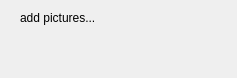
HAW-AI/Steganography, file addpicdialog.ui: the form before one commit.
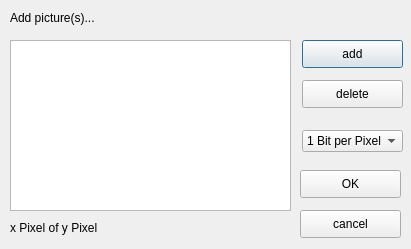
The form after the commit.

```diff
--- a/addpicdialog.ui
+++ b/addpicdialog.ui
@@ -6,26 +6,126 @@
    <rect>
     <x>0</x>
     <y>0</y>
-    <width>237</width>
-    <height>78</height>
+    <width>411</width>
+    <height>249</height>
    </rect>
   </property>
   <property name="windowTitle">
    <string>Dialog</string>
   </property>
-  <widget class="QLabel" name="label">
+  <widget class="QLabel" name="AddPicsLabel">
    <property name="geometry">
     <rect>
-     <x>20</x>
+     <x>10</x>
      <y>10</y>
      <width>121</width>
      <height>16</height>
     </rect>
    </property>
    <property name="text">
-    <string>add pictures...</string>
+    <string>Add picture(s)...</string>
    </property>
   </widget>
+  <widget class="QTextEdit" name="textEdit">
+   <property name="geometry">
+    <rect>
+     <x>10</x>
+     <y>40</y>
+     <width>281</width>
+     <height>171</height>
+    </rect>
+   </property>
+  </widget>
+  <widget class="QPushButton" name="addButton">
+   <property name="geometry">
+    <rect>
+     <x>302</x>
+     <y>40</y>
+     <width>101</width>
+     <height>28</height>
+    </rect>
+   </property>
+   <property name="text">
+    <string>add</string>
+   </property>
+  </widget>
+  <widget class="QPushButton" name="delButton">
+   <property name="geometry">
+    <rect>
+     <x>302</x>
+     <y>80</y>
+     <width>101</width>
+     <height>28</height>
+    </rect>
+   </property>
+   <property name="text">
+    <string>delete</string>
+   </property>
+  </widget>
+  <widget class="QPushButton" name="okButton">
+   <property name="geometry">
+    <rect>
+     <x>300</x>
+     <y>170</y>
+     <width>101</width>
+     <height>28</height>
+    </rect>
+   </property>
+   <property name="text">
+    <string>OK</string>
+   </property>
+  </widget>
+  <widget class="QPushButton" name="cancleButton">
+   <property name="geometry">
+    <rect>
+     <x>300</x>
+     <y>210</y>
+     <width>101</width>
+     <height>28</height>
+    </rect>
+   </property>
+   <property name="text">
+    <string>cancel</string>
+   </property>
+  </widget>
+  <widget class="QLabel" name="label">
+   <property name="geometry">
+    <rect>
+     <x>10</x>
+     <y>220</y>
+     <width>281</width>
+     <height>16</height>
+    </rect>
+   </property>
+   <property name="text">
+    <string>x Pixel of y Pixel</string>
+   </property>
+  </widget>
+  <widget class="QComboBox" name="bpPComboBox">
+   <property name="geometry">
+    <rect>
+     <x>302</x>
+     <y>130</y>
+     <width>101</width>
+     <height>22</height>
+    </rect>
+   </property>
+   <item>
+    <property name="text">
+     <string>1 Bit per Pixel</string>
+    </property>
+   </item>
+   <item>
+    <property name="text">
+     <string>3 Bit per Pixel</string>
+    </property>
+   </item>
+   <item>
+    <property name="text">
+     <string>6 Bit per Pixel</string>
+    </property>
+   </item>
+  </widget>
  </widget>
  <resources/>
  <connections/>
```
